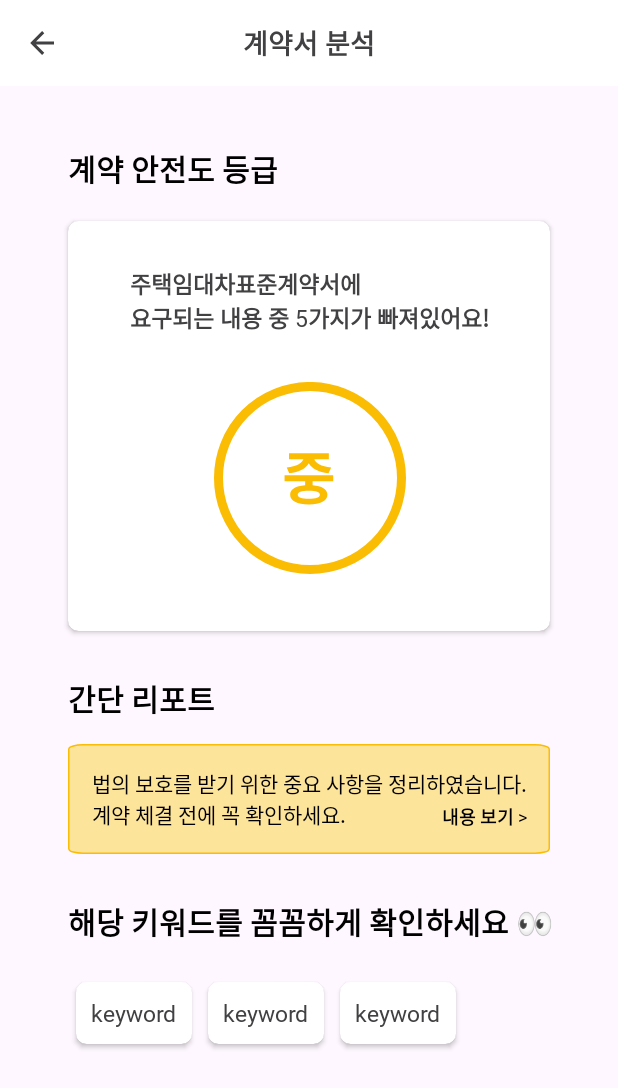
After one commit to yerim123456/NAMUTHON, an Android app: the layout activity_search.xml on its own in the app's theme, with its tools: preview values and no code run, on a phone screen of 412 x 824 dp. The commit adds this screen. Shown: the top 1088 px of the screen. Run offline under Robolectric (Android 15) with nearby library versions, the phone set to English and light mode, and no system bars.

Commit message:
ui: Add SearchActivity UI (#5)

```diff
--- /dev/null
+++ b/Android/app/src/main/res/drawable/bg_sliding.xml
@@ -0,0 +1,5 @@
+<vector android:autoMirrored="true" android:height="446dp"
+    android:viewportHeight="446" android:viewportWidth="360"
+    android:width="360dp" xmlns:android="http://schemas.android.com/apk/res/android">
+    <path android:fillColor="#F5F3F2" android:pathData="M0,23C0,10.3 10.3,0 23,0H337C349.7,0 360,10.3 360,23V446H0V23Z"/>
+</vector>
--- /dev/null
+++ b/Android/app/src/main/res/layout/activity_search.xml
@@ -0,0 +1,152 @@
+<?xml version="1.0" encoding="utf-8"?>
+<layout xmlns:android="http://schemas.android.com/apk/res/android"
+    xmlns:app="http://schemas.android.com/apk/res-auto"
+    android:background="@color/white"
+    xmlns:tools="http://schemas.android.com/tools">
+
+    <data>
+
+    </data>
+
+    <androidx.constraintlayout.widget.ConstraintLayout
+        android:layout_width="match_parent"
+        android:layout_height="match_parent"
+        tools:context=".presentation.MainActivity"
+        android:backgroundTint="@color/yellow">
+
+        <androidx.appcompat.widget.Toolbar
+            android:id="@+id/bt_back"
+            android:layout_width="match_parent"
+            android:layout_height="57dp"
+            android:background="@color/white"
+            app:layout_constraintEnd_toEndOf="parent"
+            app:layout_constraintStart_toStartOf="parent"
+            app:layout_constraintTop_toTopOf="parent"
+            app:navigationIcon="@drawable/ic_back">
+
+            <TextView
+                android:layout_width="wrap_content"
+                android:layout_height="wrap_content"
+                android:layout_gravity="center"
+                android:text="@string/ocr_tv_title"
+                android:textAppearance="@style/TextAppearance.Namuthon.Title"
+                android:textColor="@color/tv_ocr"
+                android:textSize="18sp" />
+        </androidx.appcompat.widget.Toolbar>
+
+        <TextView
+            android:id="@+id/textView2"
+            android:layout_width="wrap_content"
+            android:layout_height="wrap_content"
+            android:layout_marginTop="40dp"
+            android:text="@string/ocr_keyword_title"
+            android:textAppearance="@style/TextAppearance.Namuthon.Title"
+            app:layout_constraintStart_toStartOf="@+id/imageView"
+            app:layout_constraintTop_toBottomOf="@+id/bt_back" />
+
+        <TextView
+            android:id="@+id/textView5"
+            android:layout_width="wrap_content"
+            android:layout_height="wrap_content"
+            android:layout_marginTop="30dp"
+            android:text="@string/ocr_report"
+            android:textAppearance="@style/TextAppearance.Namuthon.Title"
+            app:layout_constraintStart_toStartOf="@+id/textView2"
+            app:layout_constraintTop_toBottomOf="@+id/cardView" />
+
+        <androidx.cardview.widget.CardView
+            android:id="@+id/cardView"
+            android:layout_width="0dp"
+            android:layout_height="wrap_content"
+            android:layout_marginTop="20dp"
+            android:elevation="20dp"
+            app:cardBackgroundColor="@color/white"
+            app:cardCornerRadius="7dp"
+            app:layout_constraintEnd_toEndOf="@+id/imageView"
+            app:layout_constraintStart_toStartOf="@+id/imageView"
+            app:layout_constraintTop_toBottomOf="@+id/textView2">
+
+            <androidx.constraintlayout.widget.ConstraintLayout
+                android:layout_width="match_parent"
+                android:layout_height="wrap_content"
+                android:padding="30dp">
+
+                <TextView
+                    android:id="@+id/tv_keyword"
+                    android:layout_width="wrap_content"
+                    android:layout_height="wrap_content"
+                    android:text="@string/ocr_check_content"
+                    android:textAppearance="@style/TextAppearance.Namuthon.Title"
+                    android:textColor="@color/tv_ocr"
+                    android:textSize="15sp"
+                    app:layout_constraintEnd_toEndOf="parent"
+                    app:layout_constraintStart_toStartOf="parent"
+                    app:layout_constraintTop_toTopOf="parent" />
+
+                <ImageView
+                    android:layout_width="wrap_content"
+                    android:layout_height="wrap_content"
+                    android:layout_marginTop="32dp"
+                    android:src="@drawable/ic_level"
+                    app:layout_constraintEnd_toEndOf="@+id/tv_keyword"
+                    app:layout_constraintStart_toStartOf="@+id/tv_keyword"
+                    app:layout_constraintTop_toBottomOf="@+id/tv_keyword" />
+            </androidx.constraintlayout.widget.ConstraintLayout>
+        </androidx.cardview.widget.CardView>
+
+        <ImageView
+            android:id="@+id/imageView"
+            android:layout_width="wrap_content"
+            android:layout_height="wrap_content"
+            android:layout_marginTop="15dp"
+            android:src="@drawable/ic_contens"
+            app:layout_constraintEnd_toEndOf="parent"
+            app:layout_constraintStart_toStartOf="parent"
+            app:layout_constraintTop_toBottomOf="@+id/textView5">
+        </ImageView>
+
+        <TextView
+            android:id="@+id/textView6"
+            android:layout_width="wrap_content"
+            android:layout_height="wrap_content"
+            android:text="@string/ocr_check_more"
+            android:textAppearance="@style/TextAppearance.Namuthon.Content2"
+            app:layout_constraintBottom_toBottomOf="@+id/imageView"
+            app:layout_constraintEnd_toEndOf="@+id/imageView"
+            app:layout_constraintStart_toStartOf="@+id/imageView"
+            app:layout_constraintTop_toTopOf="@+id/imageView" />
+
+        <TextView
+            android:layout_width="wrap_content"
+            android:layout_height="wrap_content"
+            android:layout_marginBottom="16dp"
+            android:text="@string/ocr_tv_more"
+            android:textAppearance="@style/TextAppearance.Namuthon.Title"
+            android:textSize="12sp"
+            app:layout_constraintBottom_toBottomOf="@+id/imageView"
+            app:layout_constraintEnd_toEndOf="@+id/textView6" />
+
+        <TextView
+            android:id="@+id/textView3"
+            android:layout_width="wrap_content"
+            android:layout_height="wrap_content"
+            android:layout_marginTop="30dp"
+            android:text="@string/ocr_keyword_check"
+            android:textAppearance="@style/TextAppearance.Namuthon.Title"
+            app:layout_constraintStart_toStartOf="@+id/textView2"
+            app:layout_constraintTop_toBottomOf="@+id/imageView" />
+
+
+        <androidx.recyclerview.widget.RecyclerView
+            android:id="@+id/rv_keyword"
+            android:layout_width="0dp"
+            android:layout_height="60dp"
+            android:layout_marginTop="20dp"
+            app:layoutManager="androidx.recyclerview.widget.LinearLayoutManager"
+            android:orientation="horizontal"
+            app:layout_constraintEnd_toEndOf="@+id/imageView"
+            app:layout_constraintStart_toStartOf="@+id/textView3"
+            app:layout_constraintTop_toBottomOf="@+id/textView3"
+            tools:listitem="@layout/item_keyword"/>
+    </androidx.constraintlayout.widget.ConstraintLayout>
+</layout>
--- /dev/null
+++ b/Android/app/src/main/res/layout/item_keyword.xml
@@ -0,0 +1,42 @@
+<?xml version="1.0" encoding="utf-8"?>
+<androidx.constraintlayout.widget.ConstraintLayout xmlns:android="http://schemas.android.com/apk/res/android"
+    xmlns:app="http://schemas.android.com/apk/res-auto"
+    xmlns:tools="http://schemas.android.com/tools"
+    android:paddingBottom="8dp"
+    android:layout_width="wrap_content"
+    android:layout_height="wrap_content">
+
+    <androidx.cardview.widget.CardView
+        android:id="@+id/cardView"
+        android:layout_width="match_parent"
+        android:layout_height="wrap_content"
+        android:layout_margin="5dp"
+        android:layout_marginHorizontal="40dp"
+        android:elevation="20dp"
+        app:cardBackgroundColor="@color/white"
+        app:cardCornerRadius="7dp"
+        app:layout_constraintBottom_toBottomOf="parent"
+        app:layout_constraintEnd_toEndOf="parent"
+        app:layout_constraintStart_toStartOf="parent"
+        app:layout_constraintTop_toTopOf="parent">
+
+        <androidx.constraintlayout.widget.ConstraintLayout
+            android:layout_width="match_parent"
+            android:layout_height="match_parent"
+            android:padding="10dp">
+
+            <TextView
+                android:id="@+id/tv_keyword"
+                android:layout_width="wrap_content"
+                android:layout_height="wrap_content"
+                android:text="@string/ocr_keyword"
+                android:textAppearance="@style/TextAppearance.Namuthon.Title"
+                android:textColor="@color/tv_ocr"
+                android:textSize="15sp"
+                app:layout_constraintBottom_toBottomOf="parent"
+                app:layout_constraintStart_toStartOf="parent"
+                app:layout_constraintTop_toTopOf="parent" />
+        </androidx.constraintlayout.widget.ConstraintLayout>
+    </androidx.cardview.widget.CardView>
+
+</androidx.constraintlayout.widget.ConstraintLayout>
--- a/Android/app/src/main/res/values/strings.xml
+++ b/Android/app/src/main/res/values/strings.xml
@@ -4,7 +4,16 @@
     <string name="hello_blank_fragment">Hello blank fragment</string>
 
     <!--ocr-->
+    <string name="ocr_tv_title">계약서 분석</string>
     <string name="ocr_btn_camera">사진 찍기</string>
     <string name="ocr_btn_ocr">텍스트 추출</string>
     <string name="ocr_tv_ocr">결과 출력</string>
+    <string name="ocr_btn_next">다음으로</string>
+    <string name="ocr_keyword_title">계약 안전도 등급</string>
+    <string name="ocr_report">간단 리포트</string>
+    <string name="ocr_keyword">keyword</string>
+    <string name="ocr_keyword_check">해당 키워드를 꼼꼼하게 확인하세요 👀</string>
+    <string name="ocr_check_content">주택임대차표준계약서에\n요구되는 내용 중 5가지가 빠져있어요!</string>
+    <string name="ocr_check_more">법의 보호를 받기 위한 중요 사항을 정리하였습니다.\n계약 체결 전에 꼭 확인하세요.</string>
+    <string name="ocr_tv_more">내용 보기 ></string>
 </resources>
```
